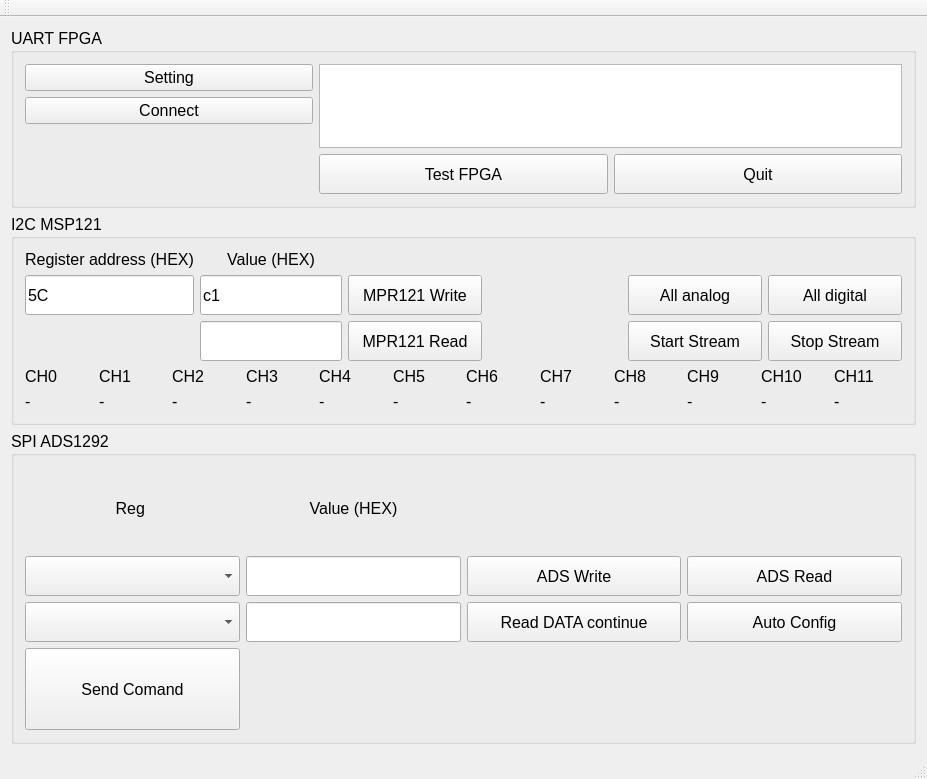
Qt form mainwindow.ui (YoonBrother/KHU_SENSOR_TEST) before a commit.
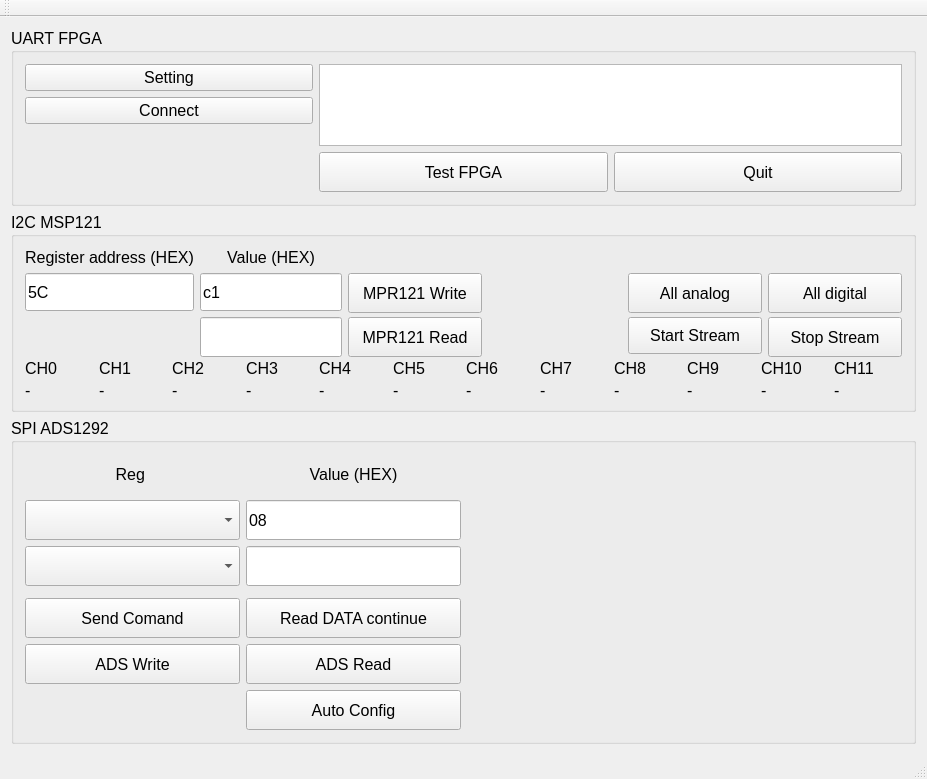
The same form after that commit. Icons and pictures are not drawn.

Commit message: complete waveform for ECG of ADS sensor

What changed in the file:
```diff
--- a/mainwindow.ui
+++ b/mainwindow.ui
@@ -23,6 +23,12 @@
    <layout class="QGridLayout" name="gridLayout">
     <item row="1" column="0" colspan="2">
      <widget class="QGroupBox" name="groupBox">
+      <property name="maximumSize">
+       <size>
+        <width>16777215</width>
+        <height>200</height>
+       </size>
+      </property>
       <property name="title">
        <string>I2C MSP121</string>
       </property>
@@ -420,7 +426,7 @@
          </property>
         </widget>
        </item>
-       <item row="4" column="0">
+       <item row="5" column="0">
         <widget class="QPushButton" name="pushButton_ADS_cmd">
          <property name="sizePolicy">
           <sizepolicy hsizetype="Minimum" vsizetype="Preferred">
@@ -433,25 +439,12 @@
          </property>
         </widget>
        </item>
-       <item row="3" column="3">
-        <widget class="QPushButton" name="pushButton_ADS_autoconfig">
-         <property name="sizePolicy">
-          <sizepolicy hsizetype="Minimum" vsizetype="Preferred">
-           <horstretch>0</horstretch>
-           <verstretch>0</verstretch>
-          </sizepolicy>
-         </property>
-         <property name="text">
-          <string>Auto Config</string>
-         </property>
-        </widget>
-       </item>
-       <item row="2" column="2">
+       <item row="6" column="0">
         <widget class="QPushButton" name="pushButton_ADS_Write">
          <property name="sizePolicy">
           <sizepolicy hsizetype="Preferred" vsizetype="Preferred">
            <horstretch>0</horstretch>
-           <verstretch>40</verstretch>
+           <verstretch>0</verstretch>
           </sizepolicy>
          </property>
          <property name="text">
@@ -469,25 +462,6 @@
          </property>
         </widget>
        </item>
-       <item row="2" column="3">
-        <widget class="QPushButton" name="pushButton_ADS_Read">
-         <property name="sizePolicy">
-          <sizepolicy hsizetype="Minimum" vsizetype="Preferred">
-           <horstretch>0</horstretch>
-           <verstretch>0</verstretch>
-          </sizepolicy>
-         </property>
-         <property name="minimumSize">
-          <size>
-           <width>0</width>
-           <height>40</height>
-          </size>
-         </property>
-         <property name="text">
-          <string>ADS Read</string>
-         </property>
-        </widget>
-       </item>
        <item row="3" column="0">
         <widget class="QComboBox" name="comboBox_ADS_cmd">
          <property name="sizePolicy">
@@ -501,10 +475,29 @@
          </property>
         </widget>
        </item>
+       <item row="5" column="1">
+        <widget class="QPushButton" name="pushButton_ADS_RDATAC">
+         <property name="sizePolicy">
+          <sizepolicy hsizetype="Preferred" vsizetype="Preferred">
+           <horstretch>0</horstretch>
+           <verstretch>0</verstretch>
+          </sizepolicy>
+         </property>
+         <property name="minimumSize">
+          <size>
+           <width>0</width>
+           <height>40</height>
+          </size>
+         </property>
+         <property name="text">
+          <string>Read DATA continue</string>
+         </property>
+        </widget>
+       </item>
        <item row="2" column="1">
         <widget class="QLineEdit" name="lineEdit_din_ads">
          <property name="sizePolicy">
-          <sizepolicy hsizetype="Preferred" vsizetype="Fixed">
+          <sizepolicy hsizetype="Preferred" vsizetype="Preferred">
            <horstretch>0</horstretch>
            <verstretch>0</verstretch>
           </sizepolicy>
@@ -514,6 +507,28 @@
            <width>0</width>
            <height>40</height>
           </size>
+         </property>
+         <property name="text">
+          <string>08</string>
+         </property>
+        </widget>
+       </item>
+       <item row="6" column="1">
+        <widget class="QPushButton" name="pushButton_ADS_Read">
+         <property name="sizePolicy">
+          <sizepolicy hsizetype="Minimum" vsizetype="Preferred">
+           <horstretch>0</horstretch>
+           <verstretch>0</verstretch>
+          </sizepolicy>
+         </property>
+         <property name="minimumSize">
+          <size>
+           <width>0</width>
+           <height>40</height>
+          </size>
+         </property>
+         <property name="text">
+          <string>ADS Read</string>
          </property>
         </widget>
        </item>
@@ -535,6 +550,12 @@
        </item>
        <item row="1" column="1">
         <widget class="QLabel" name="label_18">
+         <property name="minimumSize">
+          <size>
+           <width>0</width>
+           <height>40</height>
+          </size>
+         </property>
          <property name="text">
           <string>Value (HEX)</string>
          </property>
@@ -543,20 +564,26 @@
          </property>
         </widget>
        </item>
-       <item row="3" column="2">
-        <widget class="QPushButton" name="pushButton_ADS_RDATAC">
+       <item row="7" column="1">
+        <widget class="QPushButton" name="pushButton_ADS_autoconfig">
          <property name="sizePolicy">
-          <sizepolicy hsizetype="Preferred" vsizetype="Preferred">
+          <sizepolicy hsizetype="Minimum" vsizetype="Preferred">
            <horstretch>0</horstretch>
            <verstretch>0</verstretch>
           </sizepolicy>
          </property>
+         <property name="minimumSize">
+          <size>
+           <width>0</width>
+           <height>40</height>
+          </size>
+         </property>
          <property name="text">
-          <string>Read DATA continue</string>
+          <string>Auto Config</string>
          </property>
         </widget>
        </item>
-       <item row="0" column="0" colspan="4">
+       <item row="1" column="2" rowspan="7" colspan="2">
         <layout class="QGridLayout" name="gridLayout_ADS_waveform"/>
        </item>
       </layout>
```
The commit also changes 2 other files.
